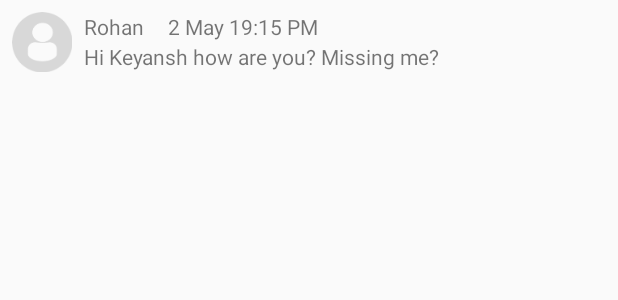
After one commit to rohanwaugh/Smack, an Android app: the layout message_list_view.xml on its own in the app's theme, with its tools: preview values and no code run, on a phone screen of 412 x 824 dp. The commit adds this screen. Shown: the top 300 px of the screen. Run offline under Robolectric (Android 15) with nearby library versions, the phone set to English and light mode, and no system bars.

Commit message:
End to end chat flow implemented

```diff
--- a/app/src/main/res/layout/content_main.xml
+++ b/app/src/main/res/layout/content_main.xml
@@ -24,14 +24,13 @@
         android:layout_width="0dp"
         android:layout_height="wrap_content"
         android:layout_marginTop="8dp"
-        android:text="Please Log in"
+        android:text="@string/please_login_text"
         android:textAlignment="center"
         android:textSize="18sp"
         android:textStyle="bold"
         app:layout_constraintEnd_toEndOf="parent"
         app:layout_constraintStart_toStartOf="parent"
-        app:layout_constraintTop_toTopOf="parent"
-        tools:text="Please Log in" />
+        app:layout_constraintTop_toTopOf="parent" />
 
     <androidx.recyclerview.widget.RecyclerView
         android:id="@+id/messageRecyclerView"
--- /dev/null
+++ b/app/src/main/res/layout/message_list_view.xml
@@ -0,0 +1,48 @@
+<?xml version="1.0" encoding="utf-8"?>
+<androidx.constraintlayout.widget.ConstraintLayout xmlns:android="http://schemas.android.com/apk/res/android"
+    xmlns:app="http://schemas.android.com/apk/res-auto"
+    xmlns:tools="http://schemas.android.com/tools"
+    android:layout_width="match_parent"
+    android:layout_height="wrap_content">
+
+    <ImageView
+        android:id="@+id/messageUserImage"
+        android:layout_width="40dp"
+        android:layout_height="40dp"
+        android:layout_marginStart="8dp"
+        android:layout_marginTop="8dp"
+        app:layout_constraintStart_toStartOf="parent"
+        app:layout_constraintTop_toTopOf="parent"
+        tools:srcCompat="@drawable/profiledefault" />
+
+    <TextView
+        android:id="@+id/messageUserNameText"
+        android:layout_width="wrap_content"
+        android:layout_height="wrap_content"
+        android:layout_marginStart="8dp"
+        android:layout_marginTop="8dp"
+        app:layout_constraintStart_toEndOf="@+id/messageUserImage"
+        app:layout_constraintTop_toTopOf="parent"
+        tools:text="Rohan" />
+
+    <TextView
+        android:id="@+id/messageTimeStamp"
+        android:layout_width="wrap_content"
+        android:layout_height="wrap_content"
+        android:layout_marginStart="16dp"
+        app:layout_constraintStart_toEndOf="@+id/messageUserNameText"
+        app:layout_constraintTop_toTopOf="@+id/messageUserNameText"
+        tools:text="2 May 19:15 PM" />
+
+    <TextView
+        android:id="@+id/messageBody"
+        android:layout_width="0dp"
+        android:layout_height="wrap_content"
+        android:layout_marginStart="8dp"
+        android:layout_marginEnd="8dp"
+        app:layout_constraintBottom_toBottomOf="parent"
+        app:layout_constraintEnd_toEndOf="parent"
+        app:layout_constraintStart_toEndOf="@+id/messageUserImage"
+        app:layout_constraintTop_toBottomOf="@+id/messageUserNameText"
+        tools:text="Hi Keyansh how are you? Missing me?" />
+</androidx.constraintlayout.widget.ConstraintLayout>
--- a/app/src/main/res/values/strings.xml
+++ b/app/src/main/res/values/strings.xml
@@ -26,4 +26,5 @@
     <string name="channel_description_hint_text">channel description</string>
     <string name="add_button_text">ADD</string>
     <string name="cancel_button_text">CANCEL</string>
+    <string name="please_login_text">Please Log in</string>
 </resources>
```
Also changed, not shown: app/src/main/java/com/android/smack/adapter/MessageRecyclerViewAdapter.kt (added, +48 -0 lines), app/src/main/java/com/android/smack/controller/MainActivity.kt (+23 -6 lines).
